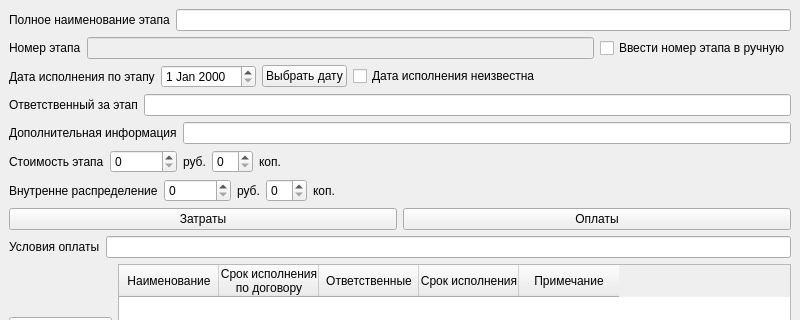
The window that prilogenie/addstage.ui (parlamentyor/auto_correct_plan) describes before a commit, drawn with Qt 5; both pictures show x 0 to 800 and y 0 to 320 of the 800 by 616 pixel window.
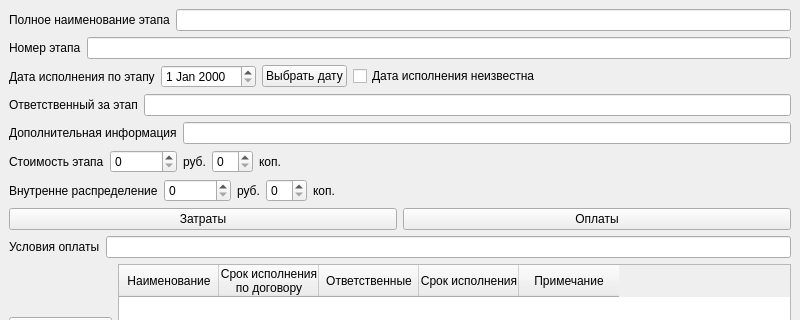
The same window after the commit.

Commit message: Запилил контекстное меню для окна с инфой этапа - отдельно для работ, отдельно для этапа; в классе Работы отказался от поля pool_work; пофиксил баг с нумерацией этапа, теперь можно запиливать 17.3 и др.; в классе Этапы отказался от поля pool_stage

```diff
--- a/prilogenie/addstage.ui
+++ b/prilogenie/addstage.ui
@@ -45,14 +45,7 @@
       <item>
        <widget class="QLineEdit" name="le_number">
         <property name="enabled">
-         <bool>false</bool>
-        </property>
-       </widget>
-      </item>
-      <item>
-       <widget class="QCheckBox" name="cb_correct_number">
-        <property name="text">
-         <string>Ввести номер этапа в ручную</string>
+         <bool>true</bool>
         </property>
        </widget>
       </item>
```
The commit also changes 13 other files.
